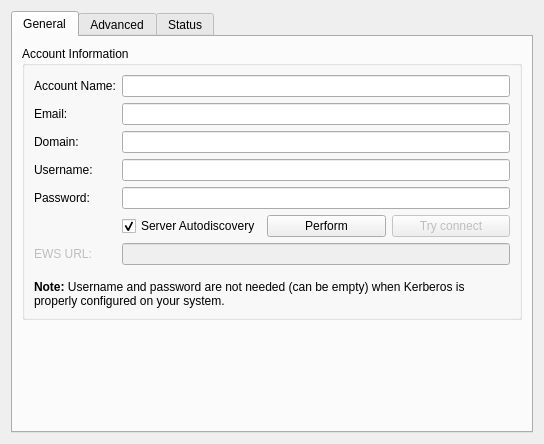
First picture: the form in configdialog.ui, repository KrissN/akonadi-ews, before the edit.
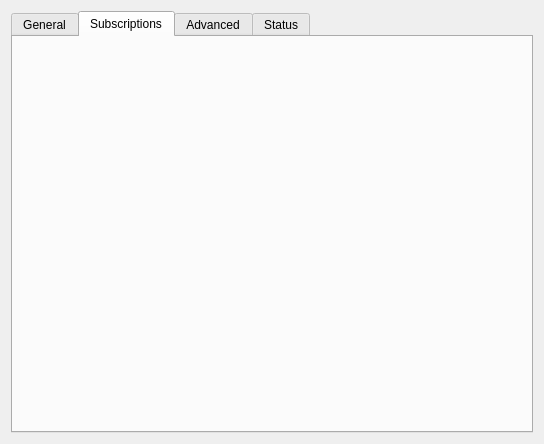
Second picture: the form after the edit. The open tabs and pages were chosen to show the change. Custom widgets are drawn as their Qt base class.

Diff of the .ui file:
```diff
--- a/configdialog.ui
+++ b/configdialog.ui
@@ -13,7 +13,7 @@
   <property name="windowTitle">
    <string>EWS Configuration</string>
   </property>
-  <layout class="QHBoxLayout" name="horizontalLayout">
+  <layout class="QVBoxLayout" name="mainLayout">
    <item>
     <widget class="QTabWidget" name="tabWidget">
      <property name="currentIndex">
@@ -223,6 +223,12 @@
        </item>
       </layout>
      </widget>
+     <widget class="QWidget" name="subscriptionTab">
+      <attribute name="title">
+       <string>Subscriptions</string>
+      </attribute>
+      <layout class="QVBoxLayout" name="subscriptionTabLayout"/>
+     </widget>
      <widget class="QWidget" name="advancedTab">
       <attribute name="title">
        <string>Advanced</string>
```
Left out of the diff: 25 changed lines with no effect on the pictures.
